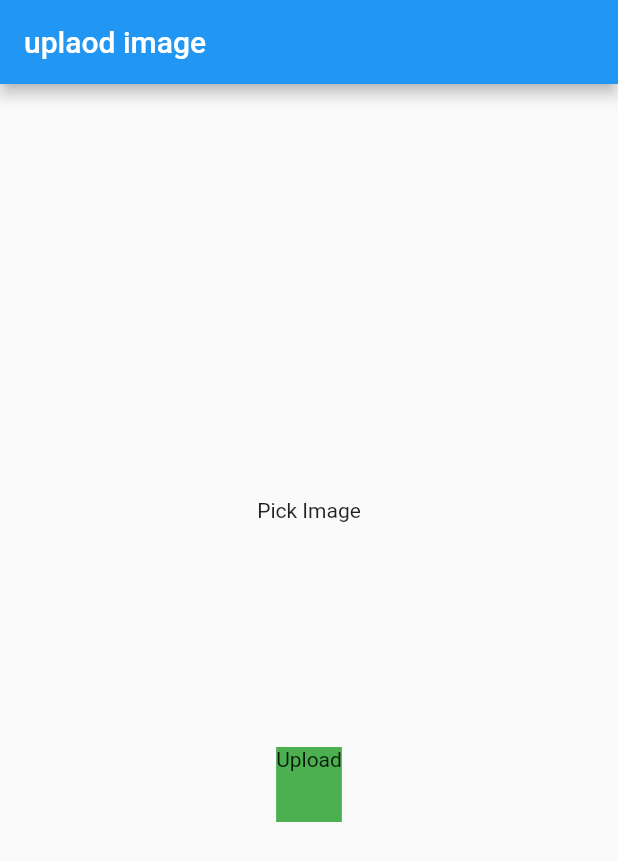
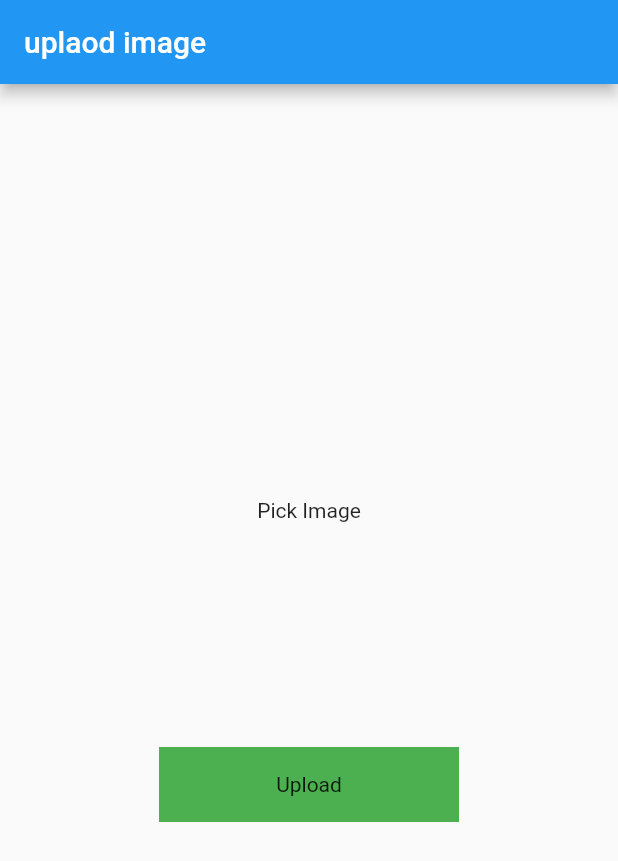
Before and after one commit to chathuradeshapriya/Flutter_Get_API, a Flutter app: the screen it shows after launch, on a phone screen of 412 x 824 dp. Shown: the top 861 px of the screen. Run offline on Flutter 3.47's test engine with Material 2 defaults, Android fonts, the phone set to English and light mode, and no system bars; drawn by our look-alikes of modal_progress_hud_nsn; our stand-ins replace image_picker.

Commit message:
Finished & connected with UI and API in Image Upload

```diff
--- a/lib/upload_image.dart
+++ b/lib/upload_image.dart
@@ -1,4 +1,3 @@
-import 'dart:convert';
 import 'dart:io';
 import 'package:http/http.dart' as http;
 import 'package:flutter/material.dart';
@@ -35,22 +34,24 @@ class _UploadImageState extends State<UploadImage> {
       showSpinner =true;
     });
 
-    var stream = new http.ByteStream(image!.openRead());
+    var stream =  http.ByteStream(image!.openRead());
     stream.cast();
 
     var length = await image!.length();
 
     var uri = Uri.parse('https://fakestoreapi.com/products');
 
-    var request = new http.MultipartRequest('Post', uri);
+    var request =  http.MultipartRequest('Post', uri);
 
     request.fields['title'] = 'Static title';
 
-    var multiport = new http.MultipartFile(
+    var multiport =  http.MultipartFile(
     'image', stream, length);
 
     request.files.add(multiport);
     var response = await request.send();
+
+    print(response.stream.toString());
     if(response.statusCode == 200){
       setState(()
       {
@@ -79,7 +80,11 @@ class _UploadImageState extends State<UploadImage> {
           mainAxisAlignment: MainAxisAlignment.center,
           crossAxisAlignment: CrossAxisAlignment.center,
           children: [
-            Container(
+            GestureDetector(
+              onTap: (){
+                getImage();
+              },
+              child: Container(
                   child: image == null
                       ? Center(
                           child: Text('Pick Image'),
@@ -94,6 +99,7 @@ class _UploadImageState extends State<UploadImage> {
                             ),
                           ),
                         )),
+            ),
             SizedBox(
               height: 150,
             ),
@@ -104,8 +110,9 @@ class _UploadImageState extends State<UploadImage> {
               },
               child: Container(
                 height: 50,
+                width: 200,
                 color: Colors.green,
-                child: Text('Upload'),
+                child: Center(child: Text('Upload')),
               ),
             )
 
```
Also changed, not shown: pubspec.lock, 4 other files. Lines whose indentation alone changed are shown as unchanged.
